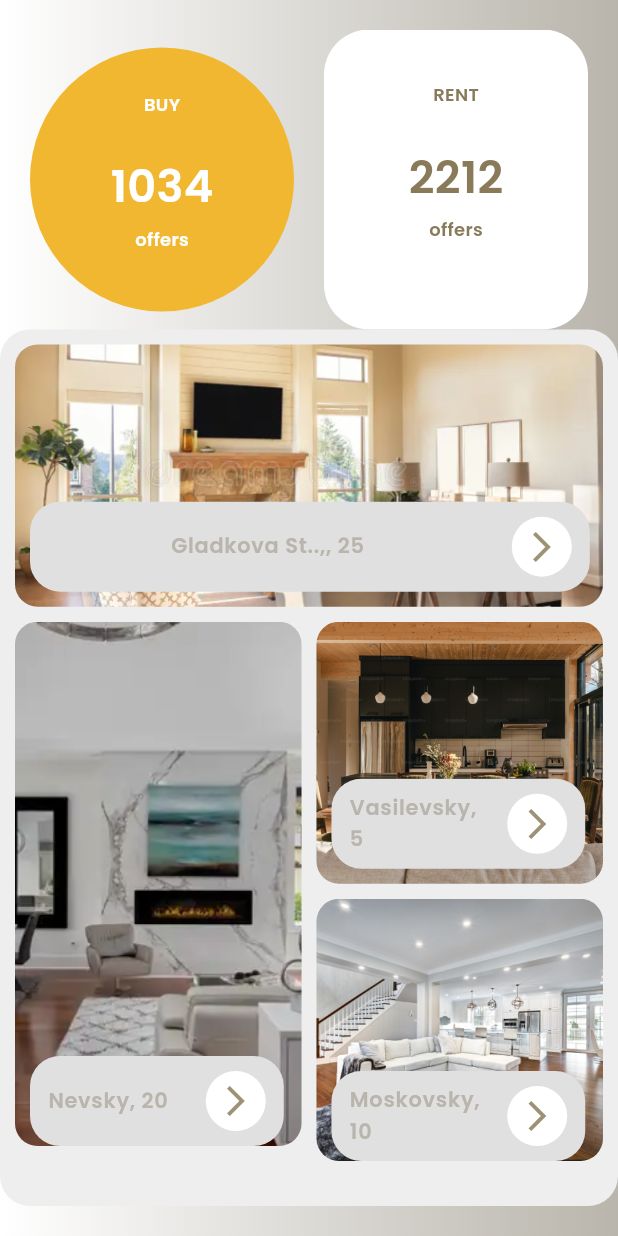
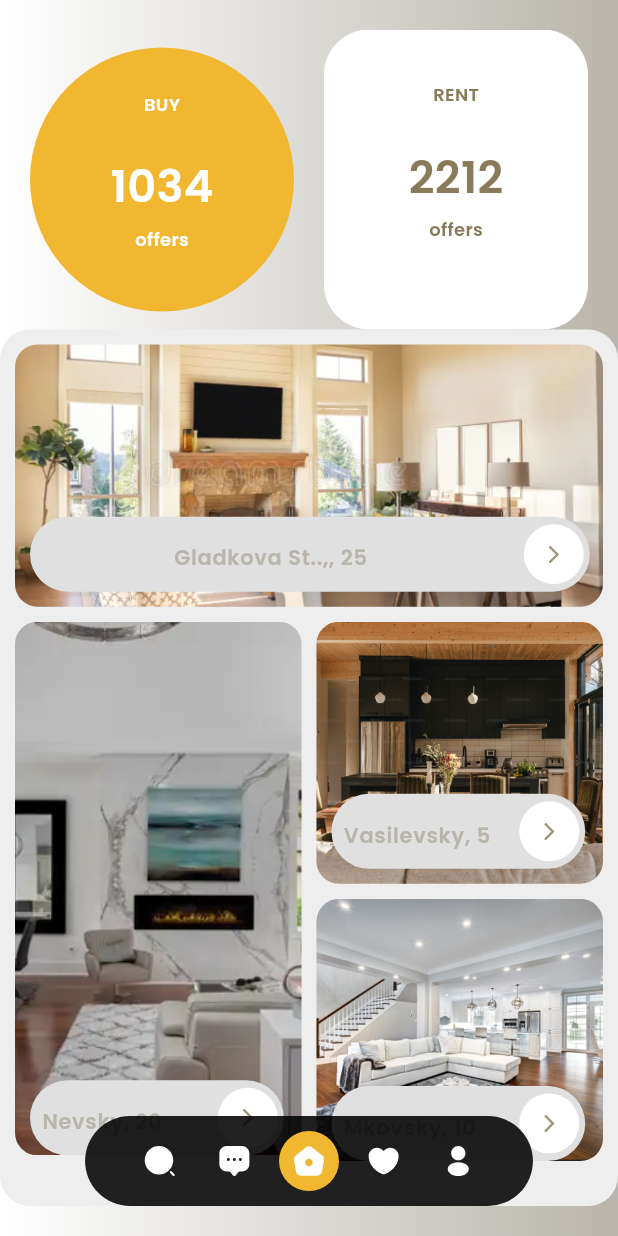
Before and after one commit to AgboVincent/flutter_animation, a Flutter app: the screen it shows after launch, on a phone screen of 412 x 824 dp. Run offline on Flutter 3.47's test engine with Material 3 defaults, Android fonts, the phone set to English and light mode, and no system bars; our stand-ins replace flutter_screenutil, flutter_svg, gap, google_fonts.

Commit message:
flutter animation update

```diff
--- a/flutter_animation/lib/core/resources/strings.dart
+++ b/flutter_animation/lib/core/resources/strings.dart
@@ -11,5 +11,5 @@ class AppStrings{
   static const String locationOne = "Gladkova St..,, 25";
   static const String locationTwo = "Nevsky, 20";
   static const String locationThree = "Vasilevsky, 5";
-  static const String locationFour = "Moskovsky, 10";
+  static const String locationFour = "Mkovsky, 10";
 }
--- a/flutter_animation/lib/view/screens/apartments.dart
+++ b/flutter_animation/lib/view/screens/apartments.dart
@@ -57,6 +57,31 @@ class _AnimatedBoxLayoutState extends State<AnimatedBoxLayout>
 
       Future.delayed(const Duration(milliseconds: 1000), () {
           setState(() {
+            _containerWidthThree = 170.w;
+          });
+
+           Future.delayed(const Duration(milliseconds: 900), () {
+            setState(() {
+            _showText3 = true;
+            });
+          });
+        });
+
+
+      Future.delayed(const Duration(milliseconds: 1500), () {
+        setState(() {
+          _containerWidthFour = 170.w;
+        });
+
+         Future.delayed(const Duration(milliseconds: 700), () {
+          setState(() {
+          _showText4 = true;
+          });
+      });
+      });
+
+       Future.delayed(const Duration(milliseconds: 1500), () {
+        setState(() {
           _containerWidthTwo = 170.w;
         });
 
@@ -65,31 +90,6 @@ class _AnimatedBoxLayoutState extends State<AnimatedBoxLayout>
           _showText2 = true;
           });
         });
-
-        Future.delayed(const Duration(milliseconds: 800), () {
-        setState(() {
-          _containerWidthThree = 170.w;
-        });
-      });
-
-        Future.delayed(const Duration(milliseconds: 700), () {
-        setState(() {
-        _showText3 = true;
-        });
-      });
-
-      Future.delayed(const Duration(milliseconds: 800), () {
-        setState(() {
-          _containerWidthFour = 170.w;
-        });
-      });
-
-        Future.delayed(const Duration(milliseconds: 700), () {
-        setState(() {
-        _showText4 = true;
-        });
-      });
-
       });
      });
 
@@ -159,7 +159,7 @@ class _AnimatedBoxLayoutState extends State<AnimatedBoxLayout>
                           child: Stack(
                             children: [
                               Container(
-                                height: 280.h,
+                                height: 285.h,
                                 margin: const EdgeInsets.only(bottom: 20),
                                 decoration: const BoxDecoration(
                                   borderRadius: BorderRadius.all(Radius.circular(15)),
@@ -249,19 +249,18 @@ class _AnimatedBoxLayoutState extends State<AnimatedBoxLayout>
   Widget animatedContainer({required String title, required bool showText, required double containerWidth, TextAlign? textAlign}) {
     return AnimatedContainer(
       duration: const Duration(milliseconds: 800),
-      padding: const EdgeInsets.symmetric(horizontal: 12),
+      padding: const EdgeInsets.only(left: 8, right: 4),
       margin: const EdgeInsets.only(right: 8),
       width: containerWidth,
-      height: 60,
+      height: 50,
       decoration: BoxDecoration(
         color: Colors.grey[300],
-        borderRadius: BorderRadius.circular(20),
+        borderRadius: BorderRadius.circular(25),
       ),
-      child: Center(
       child: ListTile(
         contentPadding: EdgeInsets.zero,
         trailing: Container(
-            padding: const EdgeInsets.all(0),
+          margin: const EdgeInsets.only(bottom: 6),
           height: 40,
           width: 40,
           decoration: const  BoxDecoration(
@@ -271,6 +270,7 @@ class _AnimatedBoxLayoutState extends State<AnimatedBoxLayout>
           child: const Icon(
             Icons.arrow_forward_ios,
             color: Color.fromARGB(255, 158, 146, 118),
+            size: 14,
           ),
         ),
         title: AnimatedOpacity(
@@ -287,7 +287,6 @@ class _AnimatedBoxLayoutState extends State<AnimatedBoxLayout>
             ),
         ),
       ),
-      ),
     );
   }
 }
--- a/flutter_animation/lib/view/screens/bottom_nav.dart
+++ b/flutter_animation/lib/view/screens/bottom_nav.dart
@@ -1,36 +1,37 @@
 import 'package:flutter/material.dart';
+import 'package:flutter_screenutil/flutter_screenutil.dart';
+import 'package:flutter_svg/svg.dart';
+import '../../core/resources/icons.dart';
 
 class SlidingFabWithItems extends StatefulWidget {
+  const SlidingFabWithItems({super.key});
   @override
-  _SlidingFabWithItemsState createState() => _SlidingFabWithItemsState();
+  State<SlidingFabWithItems>createState() => _SlidingFabWithItemsState();
 }
 
 class _SlidingFabWithItemsState extends State<SlidingFabWithItems>
     with SingleTickerProviderStateMixin {
   late AnimationController _controller;
   late Animation<Offset> _slideAnimation;
-  bool _isFabExpanded = false;
+  int selectedNavIndex = 2;
 
   @override
   void initState() {
     super.initState();
 
-    // Initialize the animation controller
     _controller = AnimationController(
       vsync: this,
-      duration: Duration(milliseconds: 600),
+      duration: const Duration(milliseconds: 200),
     );
 
-    // Define the slide animation for the FAB and items
     _slideAnimation = Tween<Offset>(
-      begin: Offset(0, 1), // Start from below the screen
-      end: Offset(0, -1),   // End near the bottom
+      begin: const Offset(0, 1),
+      end: const Offset(0, -1),
     ).animate(CurvedAnimation(
       parent: _controller,
       curve: Curves.easeOut,
     ));
 
-    // Start the slide animation
     _controller.forward();
   }
 
@@ -40,11 +41,6 @@ class _SlidingFabWithItemsState extends State<SlidingFabWithItems>
     super.dispose();
   }
 
-  void _toggleFab() {
-    setState(() {
-      _isFabExpanded = !_isFabExpanded;
-    });
-  }
 
   @override
   Widget build(BuildContext context) {
@@ -53,31 +49,88 @@ class _SlidingFabWithItemsState extends State<SlidingFabWithItems>
          position: _slideAnimation,
          child: Align(
            alignment: Alignment.bottomCenter,
-           child: TextButton(
-             onPressed: (){
-               print("Button 1 pressed");
-             },
            child: Container(
-               color: Colors.redAccent,
+            width: 300.w,
+            padding: const EdgeInsets.symmetric(horizontal: 20, vertical: 10),
+             decoration: BoxDecoration(
+               color: Colors.black87,
+               borderRadius: BorderRadius.circular(30),
+             ),
              child: Row(
                 mainAxisAlignment: MainAxisAlignment.spaceEvenly,
-                     children: [
-                       GestureDetector(
-                         onTap: () {
-                           print("Button 1 pressed");
+                children: List.generate(
+                  bottomNavItems.length, (index) {
+                    return GestureDetector(
+                      onTap: (){
+                        setState(() {
+                          selectedNavIndex = index;
+                        });
                       },
-
-                         child: const  Icon( Icons.add)),
-
-                                   Icon(_isFabExpanded ? Icons.close : Icons.add),
-                                               Icon(_isFabExpanded ? Icons.close : Icons.add),
-                                                           Icon(_isFabExpanded ? Icons.close : Icons.add),
-                     ],
+                      child: NavItems(
+                        icon: bottomNavItems[index].icon,
+                        color: bottomNavItems[index].color,
+                        isSelected: selectedNavIndex == index,
                       ),
-
+                    );
+                  },
               ),
              ),
+          ),
+         )
+       );
+   }
+}
+
+class NavItems extends StatelessWidget {
+  final String icon;
+  final Color color;
+  final bool? isSelected;
+
+  const NavItems({
+    required this.icon,
+    required this.color,
+    this.isSelected,
+    super.key,
+  });
+
+  @override
+  Widget build(BuildContext context) {
+    return Container(
+      width: 40,
+      height: 40,
+      decoration: BoxDecoration(
+        color: isSelected! ? const Color.fromARGB(255, 241, 183, 48) : Colors.transparent,
+        shape: BoxShape.circle,
+      ),
+      child: SvgPicture.asset(
+        icon,
+        height: 10,
+        width: 10,
+        colorFilter: ColorFilter.mode(color, BlendMode.srcIn),
+        fit: BoxFit.scaleDown,
       ),
     );
   }
 }
+List<NavItems> bottomNavItems =  [
+  const NavItems(
+    icon: AppIcons.searchIcon,
+    color: Colors.white,
+  ),
+  const NavItems(
+    icon: AppIcons.messageIcon,
+    color: Colors.white,
+  ),
+  const NavItems(
+    icon:  AppIcons.homeIcon,
+    color: Colors.white,
+  ),
+  const NavItems(
+    icon:  AppIcons.likeIcon,
+    color: Colors.white,
+  ),
+  const NavItems(
+    icon: AppIcons.profileIcon,
+    color: Colors.white,
+  ),
+  ];
--- a/flutter_animation/lib/view/screens/home.dart
+++ b/flutter_animation/lib/view/screens/home.dart
@@ -41,7 +41,7 @@ class _AnimatedPageState extends State<AnimatedPage> with SingleTickerProviderSt
   void _scrollToTop() {
     _scrollController.animateTo(
       0.0,
-      duration: Duration(seconds: 1),
+      duration: const Duration(seconds: 1),
       curve: Curves.easeInOut,
     );
   }
@@ -52,6 +52,11 @@ class _AnimatedPageState extends State<AnimatedPage> with SingleTickerProviderSt
       duration: const Duration(seconds: 1),
       curve: Curves.easeInOut,
     );
+    Future.delayed(const Duration(milliseconds: 1700), () {
+        setState(() {
+          _showFab = true;
+        });
+      });
   }
 
 
@@ -281,7 +286,7 @@ Future<void> _animateLines() async {
                   if (_showApartment)
                   const AnimatedBoxLayout(),
                   if(_showFab)
-                  SlidingFabWithItems()
+                  const SlidingFabWithItems()
 
               ],
             ),
```
Also changed, not shown: flutter_animation/assets/icons/svg/like_icon.svg, flutter_animation/assets/icons/svg/message_icon.svg, flutter_animation/assets/icons/svg/profile_icon.svg, flutter_animation/assets/icons/svg/search_icon.svg. Lines whose indentation alone changed are shown as unchanged.
